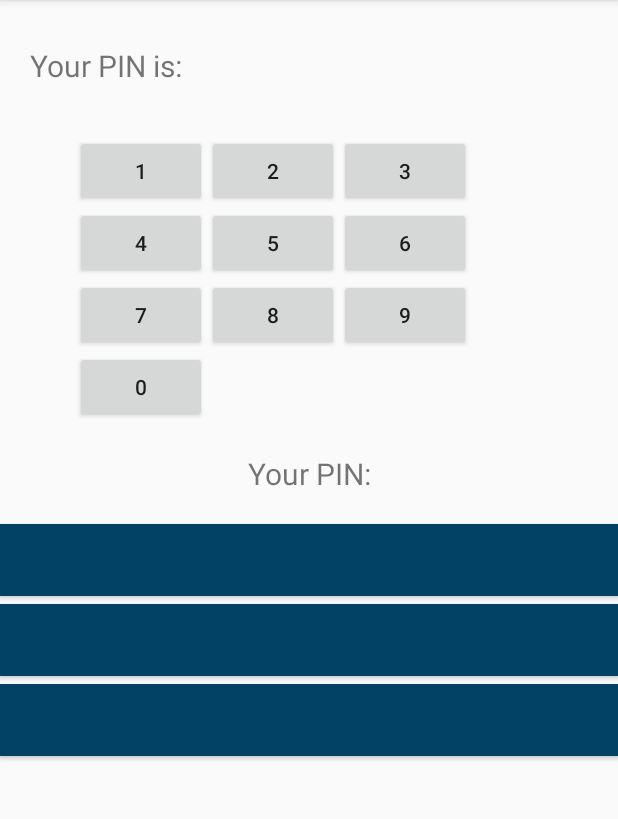
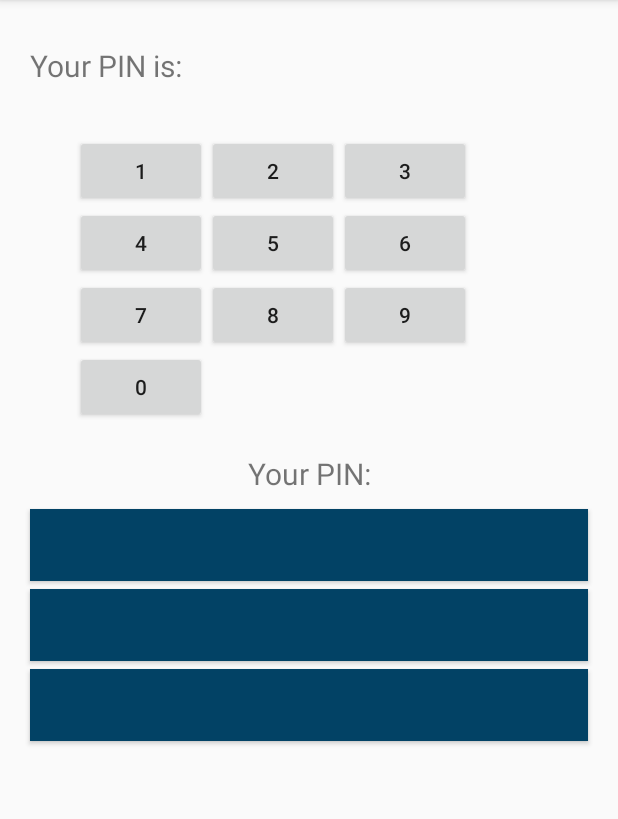
Before and after one commit to SecUSo/privacy-friendly-pin-mnemonic, an Android app: the ShowHintActivity screen opened directly, with no data from a screen before it, on a phone screen of 412 x 824 dp, the part 84-903 px from its top. Run offline under Robolectric (Android 15) with nearby library versions, the light colour scheme and no system bars; libraries missing offline, so code that uses them is left out: de.tudarmstadt.informatik; 4 statements that could not run were skipped.

Commit message:
little box finetuning

```diff
--- a/app/src/main/res/layout/activity_show_hint.xml
+++ b/app/src/main/res/layout/activity_show_hint.xml
@@ -90,20 +90,27 @@
         android:text="@string/your_pin_heading"
         android:textSize="20sp" />
 
+    <RelativeLayout
+        android:layout_width="fill_parent"
+        android:layout_height="fill_parent"
+        android:orientation="vertical"
+        android:layout_below="@+id/yourPinHeading">
+
         <Button
             android:id="@+id/wordTextView"
             android:layout_width="fill_parent"
             android:layout_height="wrap_content"
             android:layout_alignParentLeft="true"
             android:layout_alignParentStart="true"
-        android:layout_below="@+id/yourPinHeading"
             android:layout_gravity="center_horizontal"
-        android:layout_marginTop="20dp"
             android:background="#024265"
             android:gravity="center"
             android:textAllCaps="false"
             android:textColor="#ffffff"
-        android:textSize="15sp" />
+            android:textSize="15sp"
+            android:layout_marginLeft="20dp"
+            android:layout_marginRight="20dp"
+            android:layout_marginTop="10dp" />
 
         <Button
             android:id="@+id/dateTextView"
@@ -116,7 +123,9 @@
             android:gravity="center"
             android:textAllCaps="false"
             android:textColor="#ffffff"
-        android:textSize="15sp" />
+            android:textSize="15sp"
+            android:layout_marginLeft="20dp"
+            android:layout_marginRight="20dp" />
 
         <Button
             android:id="@+id/mathTextView"
@@ -129,5 +138,8 @@
             android:gravity="center"
             android:textAllCaps="false"
             android:textColor="#ffffff"
-        android:textSize="15sp" />
+            android:textSize="15sp"
+            android:layout_marginLeft="20dp"
+            android:layout_marginRight="20dp" />
     </RelativeLayout>
+</RelativeLayout>
```
Lines whose indentation alone changed are shown as unchanged.
